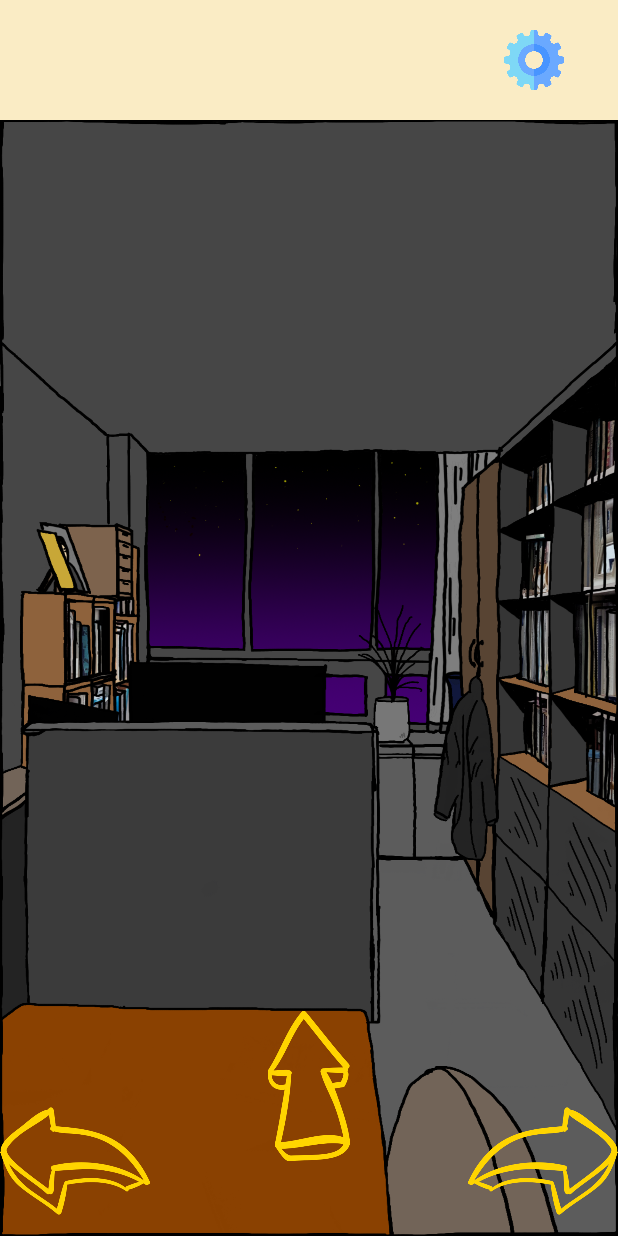
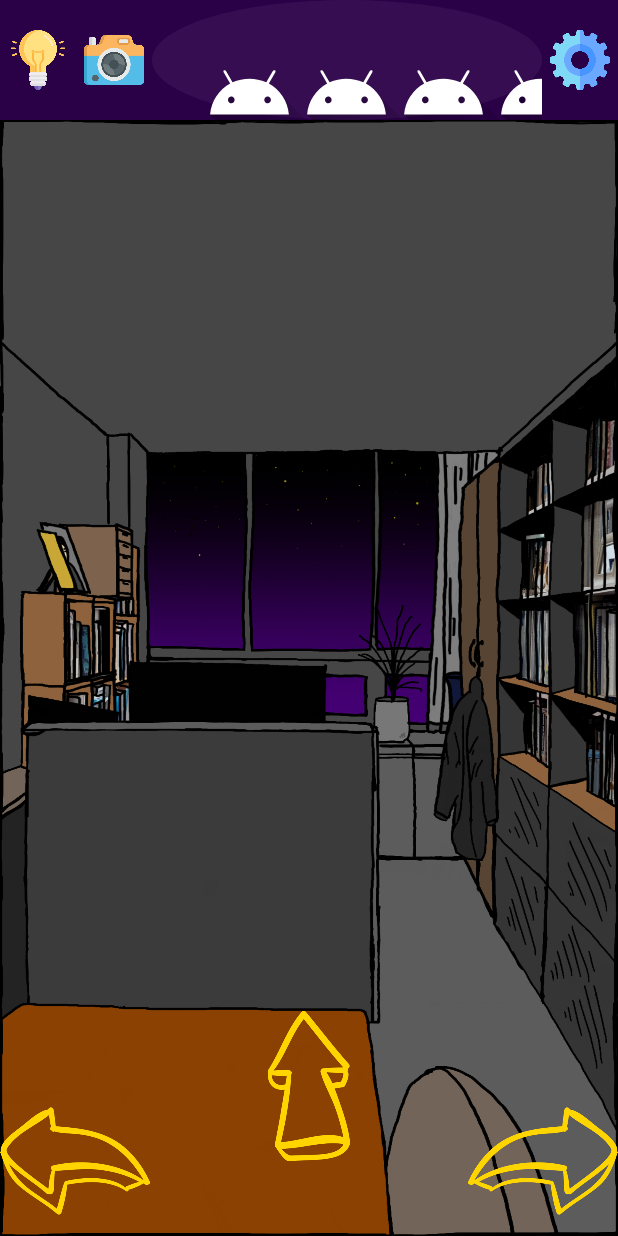
Before and after one commit to byunyc0124/LuxNox, an Android app: the screen it shows after launch (Stage1), on a phone screen of 412 x 824 dp. Run offline under Robolectric (Android 15) with nearby library versions, the phone set to English and light mode, and no system bars.

Commit message:
상단 디자인

```diff
--- a/app/src/main/java/bycpkn/luxnox/MyGridAdapter.java
+++ b/app/src/main/java/bycpkn/luxnox/MyGridAdapter.java
@@ -13,9 +13,8 @@ import android.widget.ImageView;
 public class MyGridAdapter extends BaseAdapter {
     Context context;
     View dialogView;
-    ImageView ivPoster;
-    Integer[] posterID = {R.drawable.ic_launcher_foreground, R.drawable.ic_launcher_foreground, R.drawable.ic_launcher_foreground, R.drawable.ic_launcher_foreground};
-    Integer[] posterTitle = {R.drawable.ic_launcher_foreground, R.drawable.ic_launcher_foreground, R.drawable.ic_launcher_foreground, R.drawable.ic_launcher_foreground};
+    ImageView ivItem;
+    Integer[] itemID = {R.drawable.ic_launcher_foreground, R.drawable.ic_launcher_foreground, R.drawable.ic_launcher_foreground, R.drawable.ic_launcher_foreground};
 
     public MyGridAdapter(Context c) {
         context = c;
@@ -23,7 +22,7 @@ public class MyGridAdapter extends BaseAdapter {
 
     @Override
     public int getCount() {
-        return posterID.length;
+        return itemID.length;
     }
 
     @Override
@@ -40,11 +39,11 @@ public class MyGridAdapter extends BaseAdapter {
     @Override
     public View getView(int position, View convertView, ViewGroup viewGroup) {
         ImageView imageView = new ImageView(context);
-        imageView.setLayoutParams(new ViewGroup.LayoutParams(400,650));
+        imageView.setLayoutParams(new ViewGroup.LayoutParams(200,200));
         imageView.setScaleType(ImageView.ScaleType.FIT_CENTER);
         imageView.setPadding(5, 5, 10, 10);
 
-        imageView.setImageResource(posterID[position]);
+        imageView.setImageResource(itemID[position]);
 
         final int pos = position;
 
@@ -53,10 +52,10 @@ public class MyGridAdapter extends BaseAdapter {
             public void onClick(View view) {
                 dialogView = (View) View.inflate(context, R.layout.dialog, null);
                 AlertDialog.Builder dig = new AlertDialog.Builder(context);
-                ivPoster = (ImageView) dialogView.findViewById(R.id.imageViewForPoster);
-                ivPoster.setImageResource(posterID[pos]);
-                dig.setTitle(posterTitle[pos]);
-                dig.setIcon(posterID[pos]);
+                ivItem = (ImageView) dialogView.findViewById(R.id.imageViewForPoster);
+                ivItem.setImageResource(itemID[pos]);
+                dig.setTitle("아이템");
+                dig.setIcon(itemID[pos]);
                 dig.setView(dialogView);
                 dig.setNegativeButton("닫기", null);
                 dig.show();
--- a/app/src/main/java/bycpkn/luxnox/Stage1.java
+++ b/app/src/main/java/bycpkn/luxnox/Stage1.java
@@ -3,6 +3,8 @@ package bycpkn.luxnox;
 import android.content.Intent;
 import android.os.Bundle;
 import android.view.View;
+import android.widget.AdapterView;
+import android.widget.GridView;
 import android.widget.ImageView;
 import android.widget.Toast;
 
@@ -41,6 +43,11 @@ public class Stage1 extends AppCompatActivity {
         right = findViewById(R.id.arrow_right);
         backgroundImg = findViewById(R.id.imgbg);
         setting = findViewById(R.id.setting);
+
+        // 이미지 그리드뷰
+        final GridView itemList = (GridView) findViewById(R.id.grid_img);
+        MyGridAdapter gridAdapter = new MyGridAdapter(this);
+        itemList.setAdapter(gridAdapter);
 
         // 방향 버튼 제어
         // 왼쪽
--- a/app/src/main/java/bycpkn/luxnox/Stage2.java
+++ b/app/src/main/java/bycpkn/luxnox/Stage2.java
@@ -3,6 +3,7 @@ package bycpkn.luxnox;
 import android.content.Intent;
 import android.os.Bundle;
 import android.view.View;
+import android.widget.GridView;
 import android.widget.ImageView;
 import android.widget.Toast;
 
@@ -14,6 +15,8 @@ public class Stage2 extends AppCompatActivity {
     ImageView right;
     ImageView backgroundImg;
     ImageView setting;
+
+    GridView itemList;
 
     /*
         스테이지1 배경 플래그
@@ -37,6 +40,7 @@ public class Stage2 extends AppCompatActivity {
         right = findViewById(R.id.arrow_right);
         backgroundImg = findViewById(R.id.imgbg);
         setting = findViewById(R.id.setting);
+        itemList = findViewById(R.id.grid_img);
 
         // 방향 버튼 제어
         // 왼쪽
--- a/app/src/main/res/layout/activity_stage1.xml
+++ b/app/src/main/res/layout/activity_stage1.xml
@@ -8,26 +8,46 @@
     <LinearLayout
         android:id="@+id/topbar"
         android:layout_width="match_parent"
-        android:background="@color/norang"
+        android:background="@color/purple_700"
         android:layout_height="80dp"
         android:orientation="horizontal"
         android:gravity="center">
 
+        <ImageView
+            android:id="@+id/hint"
+            android:layout_width="40dp"
+            android:layout_height="40dp"
+            android:src="@drawable/lightbulb"
+            android:clickable="true"
+            android:layout_margin="5dp"
+            android:layout_gravity="center"
+            android:background="@drawable/ripple"/>
+
+        <ImageView
+            android:id="@+id/camera"
+            android:layout_width="40dp"
+            android:layout_height="40dp"
+            android:src="@drawable/camera"
+            android:clickable="true"
+            android:layout_margin="5dp"
+            android:layout_gravity="center"
+            android:background="@drawable/ripple"/>
+
         <GridView
             android:id="@+id/grid_img"
-            android:layout_width="300dp"
+            android:layout_width="260dp"
             android:layout_height="wrap_content"
             android:numColumns="4"
             android:background="@drawable/ripple"/>
 
         <ImageView
             android:id="@+id/setting"
-            android:layout_width="wrap_content"
-            android:layout_height="wrap_content"
-            android:layout_gravity="bottom|right"
+            android:layout_width="40dp"
+            android:layout_height="40dp"
             android:src="@drawable/setting"
+            android:layout_gravity="center"
             android:clickable="true"
-            android:layout_margin="20dp"
+            android:layout_margin="5dp"
             android:background="@drawable/ripple"/>
     </LinearLayout>
 
--- a/app/src/main/res/layout/activity_stage2.xml
+++ b/app/src/main/res/layout/activity_stage2.xml
@@ -8,7 +8,7 @@
     <LinearLayout
         android:id="@+id/topbar"
         android:layout_width="match_parent"
-        android:background="@color/norang"
+        android:background="@color/purple_700"
         android:layout_height="80dp"
         android:orientation="horizontal"
         android:gravity="center">
--- a/app/src/main/res/layout/activity_stage3.xml
+++ b/app/src/main/res/layout/activity_stage3.xml
@@ -8,7 +8,7 @@
     <LinearLayout
         android:id="@+id/topbar"
         android:layout_width="match_parent"
-        android:background="@color/norang"
+        android:background="@color/purple_700"
         android:layout_height="80dp"
         android:orientation="horizontal"
         android:gravity="center">
```
Also changed, not shown: app/src/main/res/drawable/camera.png (added), app/src/main/res/drawable/lightbulb.png (added).
